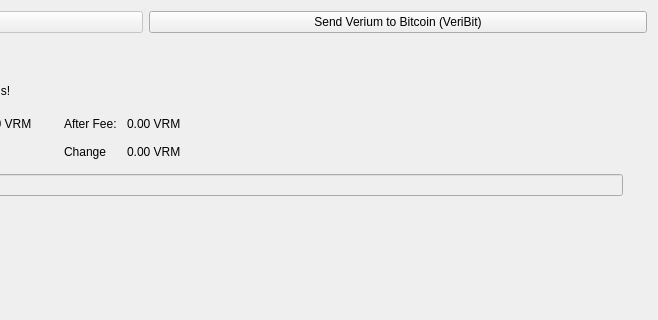
Qt form src/qt/forms/sendcoinsdialog.ui (verimad/verium) before a commit; both pictures show x 366 to 1024 and y 0 to 320 of the 1024 by 768 pixel window.
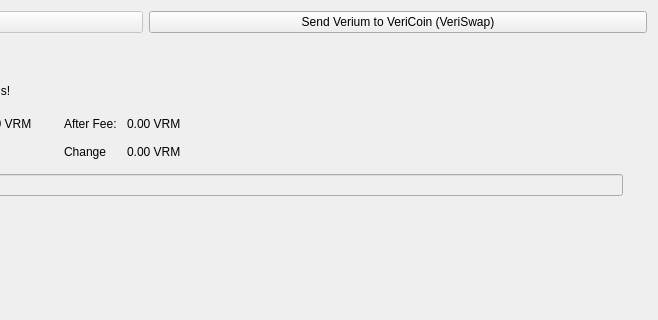
The same form after that commit. Icons and pictures are not drawn.

Patch:
```diff
--- a/src/qt/forms/sendcoinsdialog.ui
+++ b/src/qt/forms/sendcoinsdialog.ui
@@ -32,7 +32,7 @@
      <item>
       <widget class="QPushButton" name="btnBitcoin">
        <property name="text">
-        <string>Send Verium to Bitcoin (VeriBit)</string>
+        <string>Send Verium to VeriCoin (VeriSwap)</string>
        </property>
       </widget>
      </item>
```
